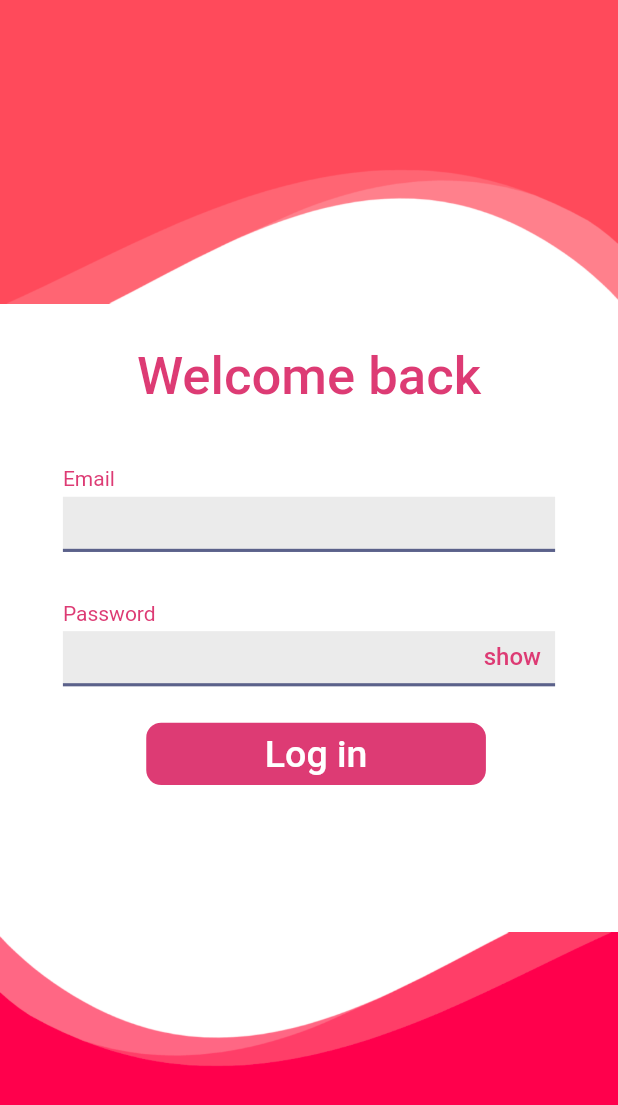
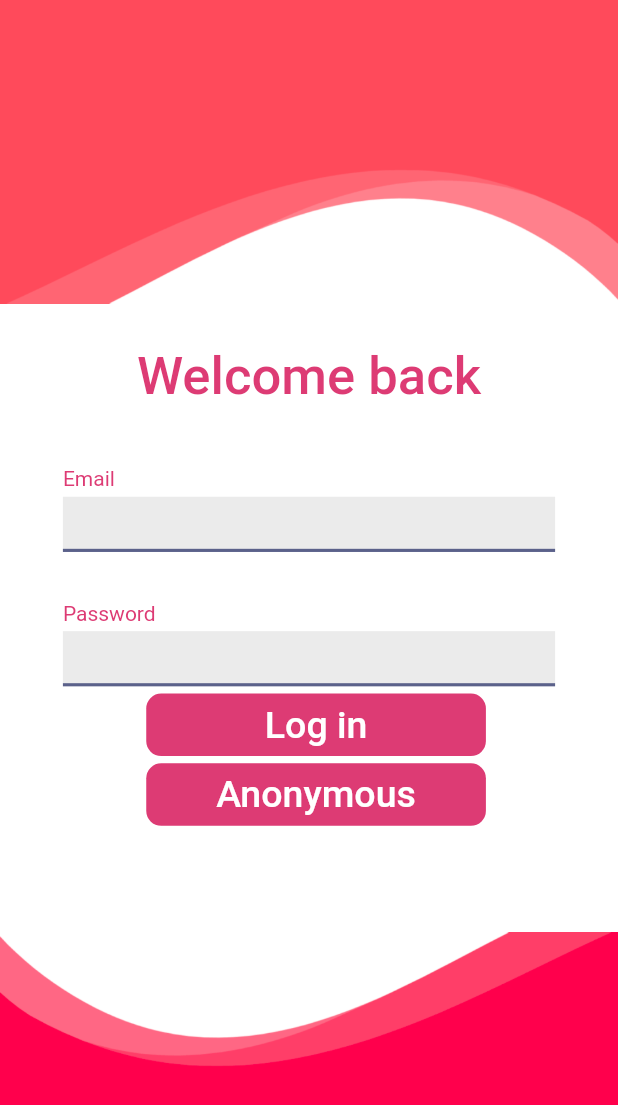
Before and after one commit to Amrmahmoud333/212solutionsllc_task, a Flutter app: the screen it shows after launch, on a phone screen of 412 x 824 dp. Shown: the top 1105 px of the screen. Run offline on Flutter 3.47's test engine with Material 2 defaults, Android fonts, the phone set to English and light mode, and no system bars; our stand-ins replace bloc, cloud_firestore, firebase_auth, firebase_core, flutter_bloc; accounts and stored records are empty; Roboto replaces fonts that are missing (DavidLibre).

```diff
--- a/lib/data/models/weight_model.dart
+++ b/lib/data/models/weight_model.dart
@@ -0,0 +1,20 @@
+import 'package:cloud_firestore/cloud_firestore.dart';
+
+class WeightModel {
+  final double value;
+  final String date;
+
+  WeightModel({required this.value, required this.date});
+
+  factory WeightModel.fromSnapShot(DocumentSnapshot snapshot) {
+    var data = snapshot.data() as Map<String, dynamic>;
+    return WeightModel(value: data['weight'], date: data['date']);
+  }
+
+  Map<String, dynamic> toJson() {
+    return {
+      "weight": value,
+      "date": date,
+    };
+  }
+}
--- a/lib/logic/cubit/wieght_cubit/weight_state.dart
+++ b/lib/logic/cubit/wieght_cubit/weight_state.dart
@@ -4,3 +4,17 @@ part of 'weight_cubit.dart';
 abstract class WeightState {}
 
 class WeightInitial extends WeightState {}
+
+class RegisterNewWeightLoadingState extends WeightState {}
+
+class RegisterNewWeightSccuessState extends WeightState {}
+
+class RegisterNewWeightErrorState extends WeightState {}
+
+// get weight states
+
+class GetWeightLoadingState extends WeightState {}
+
+class GetWeightSccuessState extends WeightState {}
+
+class GetWeightErrorState extends WeightState {}
--- a/lib/main.dart
+++ b/lib/main.dart
@@ -2,9 +2,11 @@ import 'package:firebase_auth/firebase_auth.dart';
 import 'package:flutter/material.dart';
 import 'package:flutter_bloc/flutter_bloc.dart';
 import 'package:task_212solutionsllc/data/firebase/authentication.dart';
+import 'package:task_212solutionsllc/data/firebase/weight.dart';
 import 'package:task_212solutionsllc/logic/cubit/authentication_cubit/authentication_cubit.dart';
+import 'package:task_212solutionsllc/logic/cubit/wieght_cubit/weight_cubit.dart';
 import 'package:task_212solutionsllc/views/home_page/home_page.dart';
-import 'package:task_212solutionsllc/views/sign_in/sign_in_screen.dart';
+import 'package:task_212solutionsllc/views/sign_in/screen/sign_in_screen.dart';
 import 'package:firebase_core/firebase_core.dart';
 
 Future<void> main() async {
@@ -19,7 +21,12 @@ class MyApp extends StatelessWidget {
 
   @override
   Widget build(BuildContext context) {
-    return MaterialApp(
+    return MultiBlocProvider(
+      providers: [
+        BlocProvider<WeightCubit>(
+            create: (_) => WeightCubit(weightRepo: WeightRepo())),
+      ],
+      child: MaterialApp(
         title: 'Flutter Task',
         theme: ThemeData(
           primarySwatch: Colors.blue,
@@ -46,6 +53,7 @@ class MyApp extends StatelessWidget {
                 );
               }
             }),
+      ),
     );
   }
 }
--- a/lib/views/sign_in/sign_in_screen.dart
+++ b/lib/views/sign_in/screen/sign_in_screen.dart
@@ -1,6 +1,7 @@
 import 'package:flutter/material.dart';
 import 'package:flutter_bloc/flutter_bloc.dart';
 import 'package:task_212solutionsllc/logic/cubit/authentication_cubit/authentication_cubit.dart';
+import 'package:task_212solutionsllc/views/home_page/home_page.dart';
 import 'package:task_212solutionsllc/views/shared/custom_button.dart';
 import 'package:task_212solutionsllc/views/sign_in/widgets/input_field.dart';
 
@@ -96,24 +97,9 @@ class SignInScreen extends StatelessWidget {
                             sizeoflabel: 18,
                             obscureText: false,
                             controller: passwordController,
-                            widget: InkWell(
-                              onTap: () {
-                                // cubit.changeObscureText();
-                              },
-                              child: const Text(
-                                // cubit.obscureText ? 'Show' : 'Hide',
-                                'show',
-                                style: TextStyle(
-                                  fontSize: 16,
-                                  fontFamily: 'DavidLibre',
-                                  fontWeight: FontWeight.w500,
-                                  color: Color.fromARGB(255, 221, 59, 116),
-                                ),
-                              ),
-                            ),
                           ),
                           SizedBox(
-                            height: h(25),
+                            height: h(5),
                           ),
                           Padding(
                             padding: EdgeInsets.symmetric(horizontal: w(53)),
@@ -123,6 +109,22 @@ class SignInScreen extends StatelessWidget {
                                 cubit.signIn(
                                     email: emailController.text,
                                     password: passwordController.text);
+                              },
+                            ),
+                          ),
+                          SizedBox(
+                            height: h(5),
+                          ),
+                          Padding(
+                            padding: EdgeInsets.symmetric(horizontal: w(53)),
+                            child: CustomButton(
+                              label: 'Anonymous',
+                              ontap: () {
+                                cubit.signInAnon();
+                                Navigator.of(context).pushReplacement(
+                                    MaterialPageRoute(
+                                        builder: ((context) =>
+                                            const HomePage())));
                               },
                             ),
                           ),
```
Also changed, not shown: lib/data/firebase/weight.dart (+18 -0 lines), lib/logic/cubit/authentication_cubit/authentication_cubit.dart (+15 -0 lines), lib/logic/cubit/wieght_cubit/weight_cubit.dart (+17 -1 lines), lib/views/add_weight/screen/add_weight.dart (+6 -2 lines), lib/views/home_page/home_page.dart (+35 -16 lines). Lines whose indentation alone changed are shown as unchanged.
